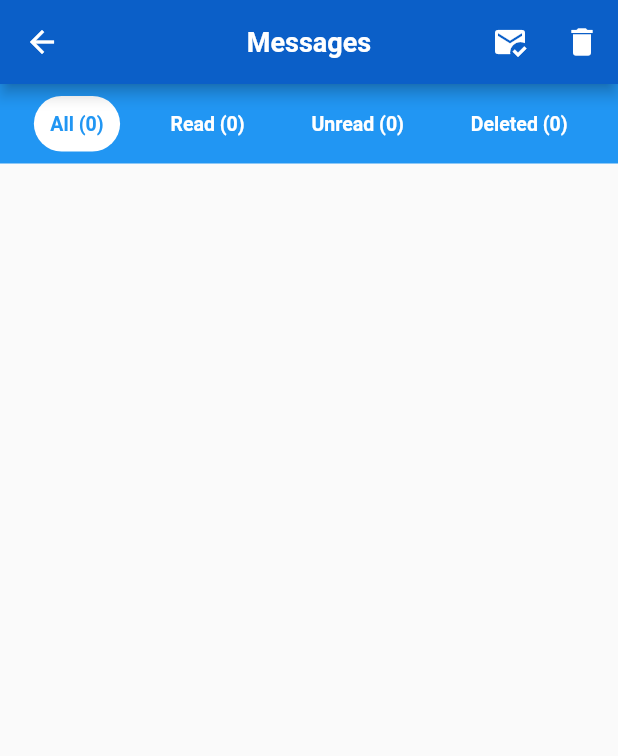
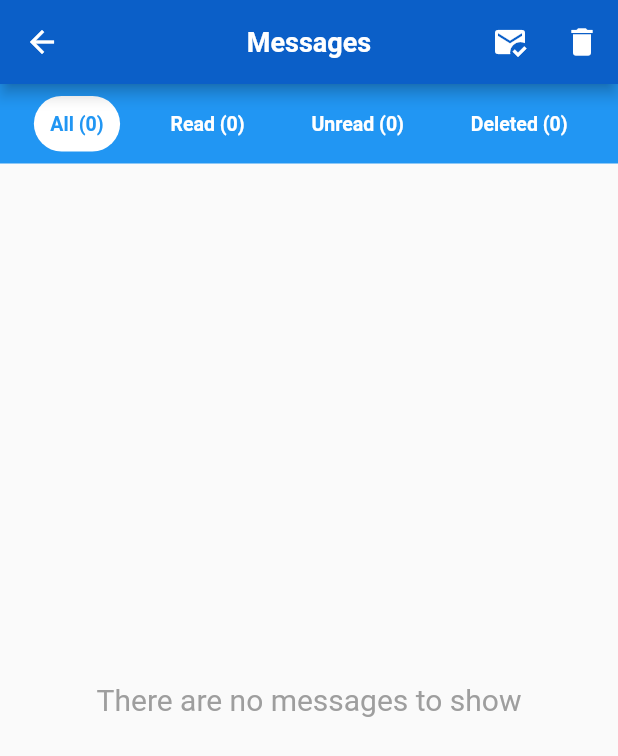
Before and after one commit to salesforce-marketingcloud/sdk-flutter-plugin, a Flutter app: the MessagesPage screen opened directly with empty values, on a phone screen of 412 x 824 dp. Shown: the top 756 px of the screen. Run offline on Flutter 3.47's test engine with Material 2 defaults, Android fonts, the phone set to English and light mode, and no system bars; our stand-ins replace fluttertoast, plugin_platform_interface; statements that could not run were skipped.

Commit message:
Added No message in UI  when count is zero

```diff
--- a/example/lib/messages_page.dart
+++ b/example/lib/messages_page.dart
@@ -167,7 +167,14 @@ class _MessagesPageState extends State<MessagesPage> {
           Expanded(
             child: RefreshIndicator(
               onRefresh: _handleRefresh,
-              child: ListView.builder(
+              child: filteredMessages.isEmpty
+                  ? const Center(
+                child: Text(
+                  'There are no messages to show',
+                  style: TextStyle(fontSize: 20, color: Colors.grey),
+                ),
+              )
+                  :ListView.builder(
                 itemCount: filteredMessages.length,
                 itemBuilder: (context, index) {
                   final message = filteredMessages[index];
```
